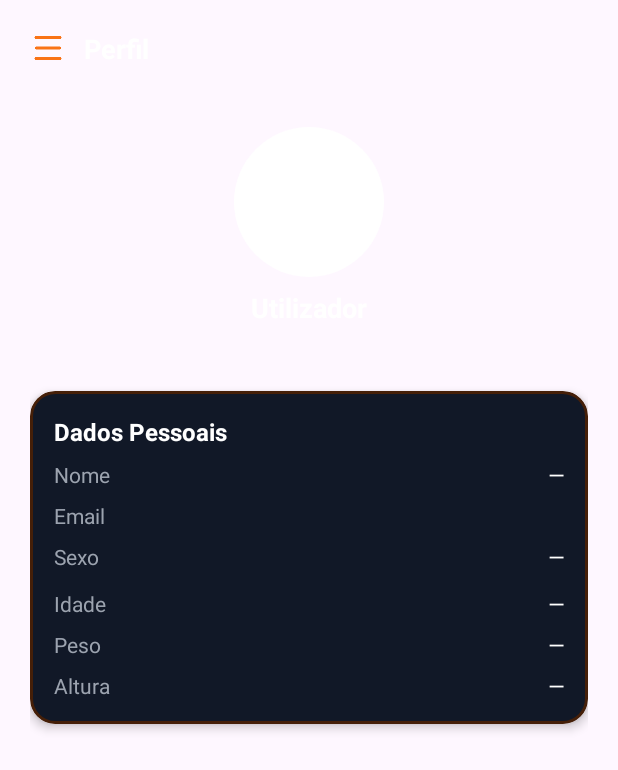
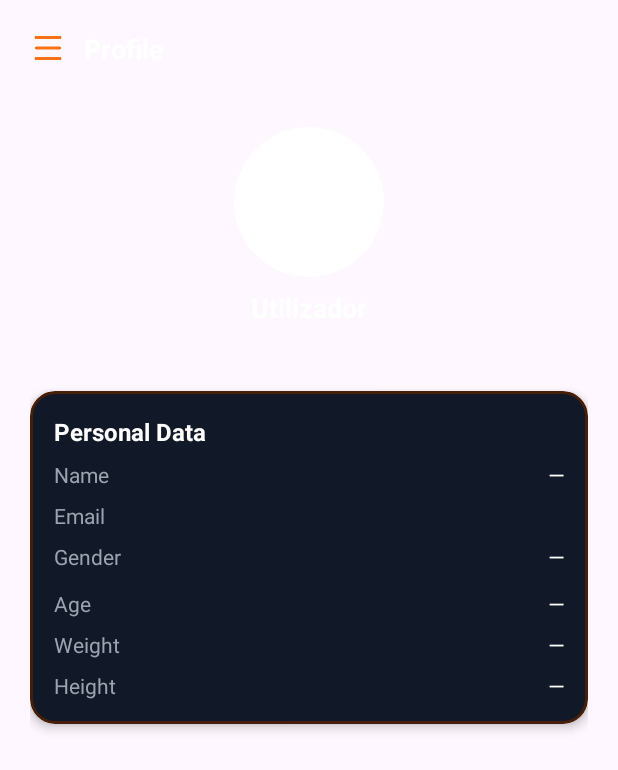
Before and after one commit to MagroGordo/FitTracker, an Android app: the ProfileActivity screen opened directly, with no data from a screen before it, on a phone screen of 412 x 824 dp. Shown: the top 770 px of the screen. Run offline under Robolectric (Android 15) with nearby library versions, the phone set to English and light mode, and no system bars; our stand-ins replace Firebase (no records; nobody signed in at launch, a user with empty details on screens opened directly), Room's generated code.

Commit message:
added strings.xml values to layouts

```diff
--- a/app/src/main/java/com/example/fittracker/activities/SignUpActivity.java
+++ b/app/src/main/java/com/example/fittracker/activities/SignUpActivity.java
@@ -61,7 +61,7 @@ public class SignUpActivity extends AppCompatActivity {
 
         ArrayAdapter<String> adapter = new ArrayAdapter<>(this,
                 android.R.layout.simple_spinner_item,
-                new String[]{"Masculino", "Feminino", "Outro"});
+                new String[]{"Male", "Female"});
         adapter.setDropDownViewResource(android.R.layout.simple_spinner_dropdown_item);
         spinnerSexo.setAdapter(adapter);
 
--- a/app/src/main/java/com/example/fittracker/activities/StartTrainingActivity.java
+++ b/app/src/main/java/com/example/fittracker/activities/StartTrainingActivity.java
@@ -9,6 +9,7 @@ import android.widget.LinearLayout;
 import android.widget.TextView;
 
 import androidx.appcompat.app.AppCompatActivity;
+import androidx.core.content.ContextCompat;
 import androidx.core.view.GravityCompat;
 import androidx.drawerlayout.widget.DrawerLayout;
 
@@ -39,7 +40,7 @@ public class StartTrainingActivity extends AppCompatActivity {
 
     // Cores
     private final int colorOrange = 0xFFF97316;
-    private final int colorWhite = 0xFFFF;
+    private final int colorWhite = 0xFFFFFFFF;
 
     private Button btnStart;
 
--- a/app/src/main/res/layout/activity_profile.xml
+++ b/app/src/main/res/layout/activity_profile.xml
@@ -44,7 +44,7 @@
                     <TextView
                         android:layout_width="wrap_content"
                         android:layout_height="wrap_content"
-                        android:text="Perfil"
+                        android:text="@string/profile_title"
                         android:textColor="#FFFF"
                         android:textStyle="bold"
                         android:textSize="18sp"
@@ -78,7 +78,7 @@
                         android:id="@+id/tvHeaderName"
                         android:layout_width="wrap_content"
                         android:layout_height="wrap_content"
-                        android:text="João Silva"
+                        android:text="@string/user_placeholder"
                         android:textColor="#FFFF"
                         android:textStyle="bold"
                         android:textSize="18sp"
@@ -89,7 +89,7 @@
                         android:id="@+id/tvHeaderEmail"
                         android:layout_width="wrap_content"
                         android:layout_height="wrap_content"
-                        android:text="joao.silva@email.com"
+                        android:text="@string/email_placeholder"
                         android:textColor="#F3F4F6"
                         android:textSize="14sp"
                         android:fontFamily="maven_pro" />
@@ -118,7 +118,7 @@
                             android:layout_width="match_parent"
                             android:layout_height="wrap_content"
                             android:layout_weight="1"
-                            android:text="Dados Pessoais"
+                            android:text="Personal Data"
                             android:textColor="#FFFF"
                             android:textStyle="bold"
                             android:textSize="16sp"
@@ -136,7 +136,7 @@
                             android:layout_width="0dp"
                             android:layout_height="wrap_content"
                             android:layout_weight="1"
-                            android:text="Nome"
+                            android:text="@string/name_title"
                             android:textColor="#9CA3AF"
                             android:textSize="14sp"
                             android:fontFamily="maven_pro" />
@@ -145,7 +145,7 @@
                             android:id="@+id/tvName"
                             android:layout_width="wrap_content"
                             android:layout_height="wrap_content"
-                            android:text="João Silva"
+                            android:text="@string/no_text"
                             android:textColor="#FFFF"
                             android:textSize="14sp"
                             android:fontFamily="maven_pro" />
@@ -162,7 +162,7 @@
                             android:layout_width="0dp"
                             android:layout_height="wrap_content"
                             android:layout_weight="1"
-                            android:text="Email"
+                            android:text="@string/email_title"
                             android:textColor="#9CA3AF"
                             android:textSize="14sp"
                             android:fontFamily="maven_pro" />
@@ -171,7 +171,7 @@
                             android:id="@+id/tvEmail"
                             android:layout_width="wrap_content"
                             android:layout_height="wrap_content"
-                            android:text="joao.silva@email.com"
+                            android:text="@string/no_text"
                             android:textColor="#FFFF"
                             android:textSize="14sp"
                             android:fontFamily="maven_pro" />
@@ -188,7 +188,7 @@
                             android:layout_width="0dp"
                             android:layout_height="wrap_content"
                             android:layout_weight="1"
-                            android:text="Sexo"
+                            android:text="@string/gender_title"
                             android:textColor="#9CA3AF"
                             android:textSize="14sp"
                             android:fontFamily="maven_pro" />
@@ -197,7 +197,7 @@
                             android:id="@+id/tvGender"
                             android:layout_width="wrap_content"
                             android:layout_height="wrap_content"
-                            android:text="Masculino"
+                            android:text="@string/no_text"
                             android:textColor="#FFFF"
                             android:textSize="14sp"
                             android:fontFamily="maven_pro" />
@@ -214,7 +214,7 @@
                             android:layout_width="0dp"
                             android:layout_height="wrap_content"
                             android:layout_weight="1"
-                            android:text="Idade"
+                            android:text="@string/age_title"
                             android:textColor="#9CA3AF"
                             android:textSize="14sp" />
 
@@ -222,7 +222,7 @@
                             android:id="@+id/tvAge"
                             android:layout_width="wrap_content"
                             android:layout_height="wrap_content"
-                            android:text="28 anos"
+                            android:text="@string/no_text"
                             android:textColor="#FFFF"
                             android:textSize="14sp" />
                     </LinearLayout>
@@ -238,7 +238,7 @@
                             android:layout_width="0dp"
                             android:layout_height="wrap_content"
                             android:layout_weight="1"
-                            android:text="Peso"
+                            android:text="@string/weight_title"
                             android:textColor="#9CA3AF"
                             android:textSize="14sp" />
 
@@ -246,7 +246,7 @@
                             android:id="@+id/tvWeight"
                             android:layout_width="wrap_content"
                             android:layout_height="wrap_content"
-                            android:text="75 kg"
+                            android:text="@string/no_text"
                             android:textColor="#FFFF"
                             android:textSize="14sp" />
                     </LinearLayout>
@@ -261,7 +261,7 @@
                             android:layout_width="0dp"
                             android:layout_height="wrap_content"
                             android:layout_weight="1"
-                            android:text="Altura"
+                            android:text="@string/height_title"
                             android:textColor="#9CA3AF"
                             android:textSize="14sp" />
 
@@ -269,7 +269,7 @@
                             android:id="@+id/tvHeight"
                             android:layout_width="wrap_content"
                             android:layout_height="wrap_content"
-                            android:text="178 cm"
+                            android:text="@string/no_text"
                             android:textColor="#FFFF"
                             android:textSize="14sp" />
                     </LinearLayout>
@@ -295,7 +295,7 @@
         android:background="#0F1622"
         android:padding="16dp">
 
-        <!-- Cabeçalho do Drawer -->
+        <!-- Cabeçalho -->
         <LinearLayout
             android:layout_width="match_parent"
             android:layout_height="140dp"
@@ -314,29 +314,28 @@
                 android:id="@+id/tvDrawerName"
                 android:layout_width="wrap_content"
                 android:layout_height="wrap_content"
-                android:text="João Silva"
+                android:text="@string/user_placeholder"
                 android:textColor="#FFFF"
                 android:textStyle="bold"
-                android:textSize="16sp"
-                android:fontFamily="maven_pro" />
+                android:textSize="16sp" />
 
             <TextView
                 android:id="@+id/tvDrawerEmail"
                 android:layout_width="wrap_content"
                 android:layout_height="wrap_content"
-                android:text="joao.silva@email.com"
+                android:text="@string/email_placeholder"
                 android:textColor="#F3F4F6"
-                android:textSize="13sp"
-                android:fontFamily="maven_pro" />
+                android:textSize="13sp" />
         </LinearLayout>
 
-        <!-- Itens -->
+        <!-- Itens de Navegação -->
         <LinearLayout
             android:layout_width="match_parent"
             android:layout_height="wrap_content"
             android:orientation="vertical"
             android:paddingTop="24dp">
 
+            <!-- Dashboard -->
             <LinearLayout
                 android:id="@+id/navDashboard"
                 android:layout_width="match_parent"
@@ -357,12 +356,12 @@
                     android:id="@+id/navDashboardLabel"
                     android:layout_width="wrap_content"
                     android:layout_height="wrap_content"
-                    android:text="Dashboard"
+                    android:text="@string/dashboard_title"
                     android:textColor="#FFFF"
-                    android:textStyle="bold"
-                    android:fontFamily="maven_pro" />
+                    android:textStyle="bold" />
             </LinearLayout>
 
+            <!-- Treinos -->
             <LinearLayout
                 android:id="@+id/navTreinos"
                 android:layout_width="match_parent"
@@ -383,11 +382,11 @@
                     android:id="@+id/navTreinosLabel"
                     android:layout_width="wrap_content"
                     android:layout_height="wrap_content"
-                    android:text="Treinos"
-                    android:textColor="#FFFF"
-                    android:fontFamily="maven_pro" />
+                    android:text="@string/start_training_title"
+                    android:textColor="#FFFF" />
             </LinearLayout>
 
+            <!-- Perfil -->
             <LinearLayout
                 android:id="@+id/navPerfil"
                 android:layout_width="match_parent"
@@ -408,9 +407,8 @@
                     android:id="@+id/navPerfilLabel"
                     android:layout_width="wrap_content"
                     android:layout_height="wrap_content"
-                    android:text="Perfil"
-                    android:textColor="#FFFF"
-                    android:fontFamily="maven_pro" />
+                    android:text="@string/profile_title"
+                    android:textColor="#FFFF" />
             </LinearLayout>
 
             <View
@@ -419,6 +417,7 @@
                 android:background="#1E293B"
                 android:layout_marginBottom="12dp" />
 
+            <!-- Terminar Sessão -->
             <LinearLayout
                 android:id="@+id/navLogout"
                 android:layout_width="match_parent"
@@ -438,10 +437,10 @@
                     android:id="@+id/navLogoutLabel"
                     android:layout_width="wrap_content"
                     android:layout_height="wrap_content"
-                    android:text="Terminar Sessão"
-                    android:textColor="#EF4444"
-                    android:fontFamily="maven_pro" />
+                    android:text="@string/logout_title"
+                    android:textColor="#EF4444" />
             </LinearLayout>
+
         </LinearLayout>
     </LinearLayout>
 </androidx.drawerlayout.widget.DrawerLayout>
--- a/app/src/main/res/layout/activity_sign_up.xml
+++ b/app/src/main/res/layout/activity_sign_up.xml
@@ -100,7 +100,7 @@
                     android:hint="@string/birthday_hint"
                     android:focusable="false"
                     android:clickable="true"
-                    android:background="#0000"
+                    android:background="#000000"
                     android:textColor="#FFFF"
                     android:textColorHint="#9CA3AF"
                     android:paddingHorizontal="12dp"
--- a/app/src/main/res/values/strings.xml
+++ b/app/src/main/res/values/strings.xml
@@ -15,7 +15,7 @@
 
     <!-- Sign Up -->
     <string name="signup_title">Create Account</string>
-    <string name="signup_subtitle">Entre para continuar</string>
+    <string name="signup_subtitle">Fill the form to proceed</string>
     <string name="name_hint">Full Name</string>
     <string name="birthday_hint">Birthday</string>
     <string name="weight_hint">Weight (kg)</string>
@@ -33,6 +33,7 @@
     <string name="calories_title">Calories</string>
     <string name="speed_title">Speed</string>
     <string name="goal_title">Goal</string>
+    <string name="objective_title">Current Objective</string>
     <string name="streak_title">Streak</string>
     <string name="no_text">—</string>
 
@@ -52,12 +53,18 @@
     <string name="speed_unit">Km/h</string>
 
     <!-- Profile -->
-    <string name="password_title">Password Recovery</string>
-    <string name="password_subtitle">Insert and confirm new password</string>
-    <string name="confirm_password_hint">Confirm Password</string>
-    <string name="new_password_hint">New Password</string>
-    <string name="btn_confirm">Confirm</string>
-    <string name="remembered_password_txt">Remembered your pasword? </string>
+    <string name="profile_title">Profile</string>
+    <string name="name_title">Name</string>
+    <string name="email_title">Email</string>
+    <string name="gender_title">Gender</string>
+    <string name="age_title">Age</string>
+    <string name="weight_title">Weight</string>
+    <string name="height_title">Height</string>
+
+    <!-- Nav -->
+    <string name="dashboard_title">Dashboard</string>
+    <string name="training_title">Start Training</string>
+    <string name="logout_title">Log Out</string>
 
     <!-- Validações -->
     <string name="error_email_empty">Email is mandatory</string>
```
Also changed, not shown: app/src/main/java/com/example/fittracker/activities/DashboardActivity.java (+101 -66 lines), app/src/main/res/layout/activity_dashboard.xml (+10 -10 lines), app/src/main/res/layout/activity_start_training.xml (+12 -18 lines).
